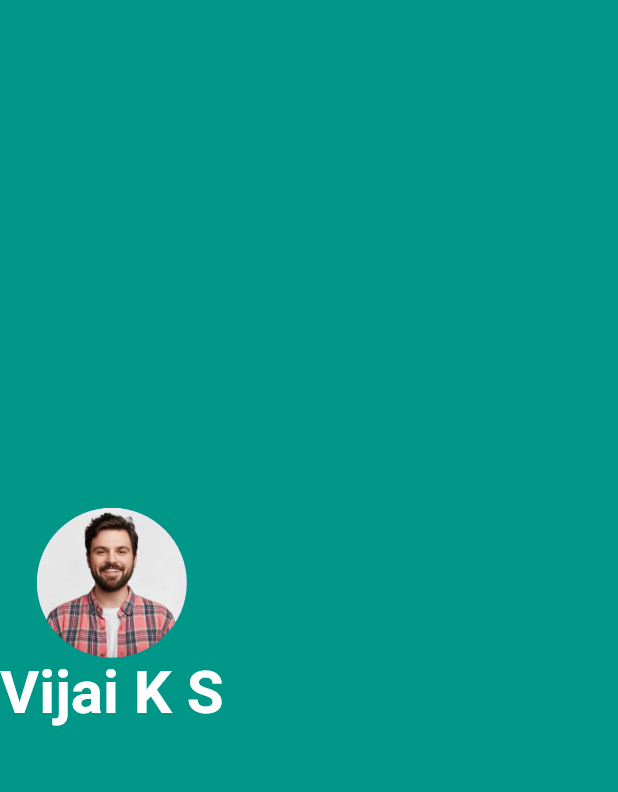
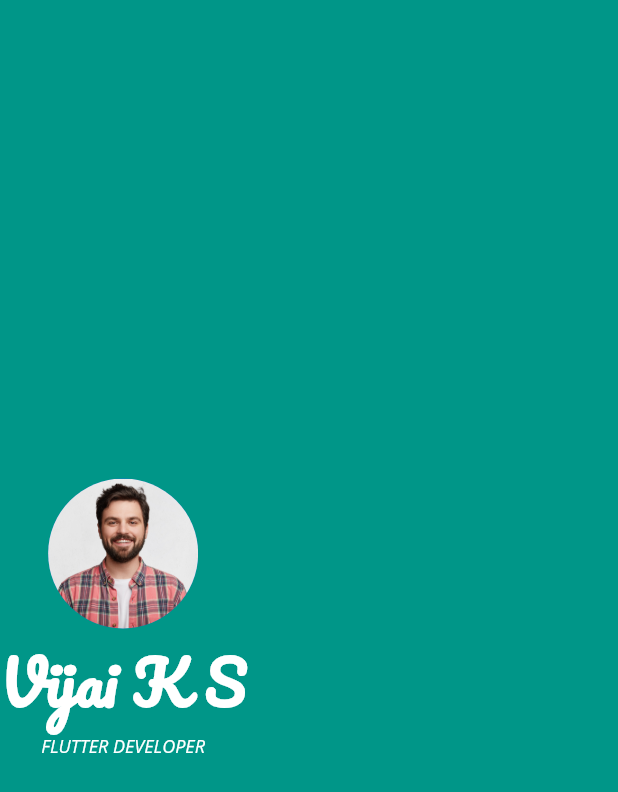
Before and after one commit to vijai-ks/MyCard-User-Profile-Application, a Flutter app: the screen it shows after launch, on a phone screen of 412 x 824 dp. Shown: the top 792 px of the screen. Run offline on Flutter 3.47's test engine with Material 2 defaults, Android fonts, the phone set to English and light mode, and no system bars.

Commit message:
feat: profile-page: Add occupation with new font family
Signed-off-by: vijai-ks <vijai.ksv@gmail.com>

```diff
--- a/lib/main.dart
+++ b/lib/main.dart
@@ -24,9 +24,18 @@ class MyCard extends StatelessWidget {
               Text(
                 'Vijai K S',
                 style: TextStyle(
+                  fontFamily: 'Pacifico',
                   fontSize: 40.0,
                   color: Colors.white,
                   fontWeight: FontWeight.bold,
+                ),
+              ),
+              Text(
+                'FLUTTER DEVELOPER',
+                style: TextStyle(
+                  fontFamily: 'OpenSans',
+                  color: Colors.white,
+                  fontSize: 12.0,
                 ),
               ),
             ],
```
Also changed, not shown: pubspec.yaml (+7 -7 lines), fonts/OpenSans-Italic.ttf (added), fonts/Pacifico-Regular.ttf (added).
